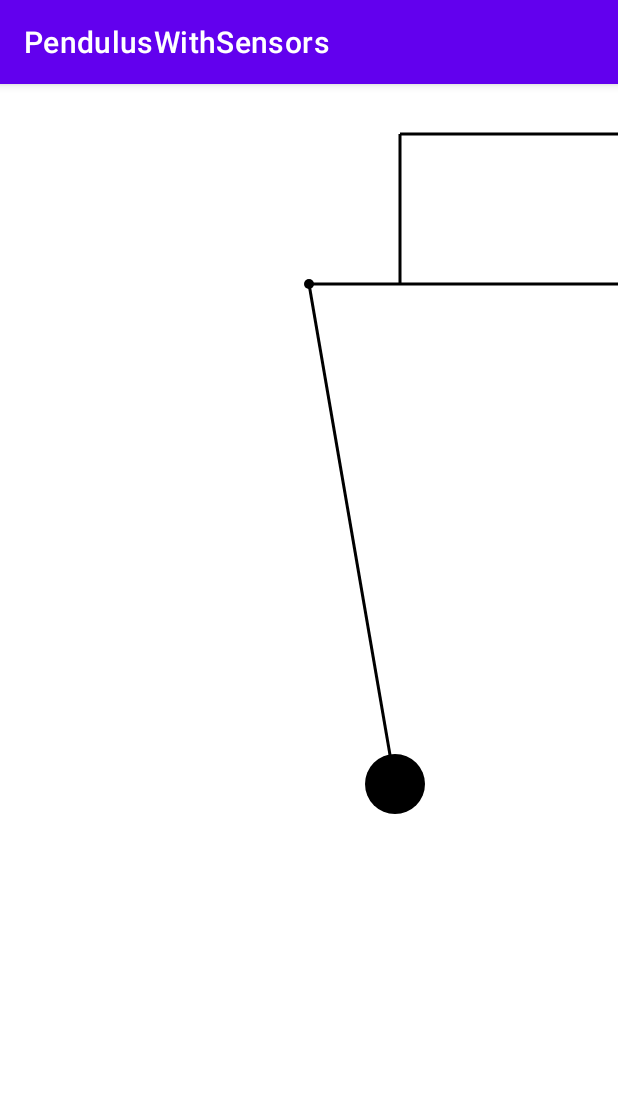
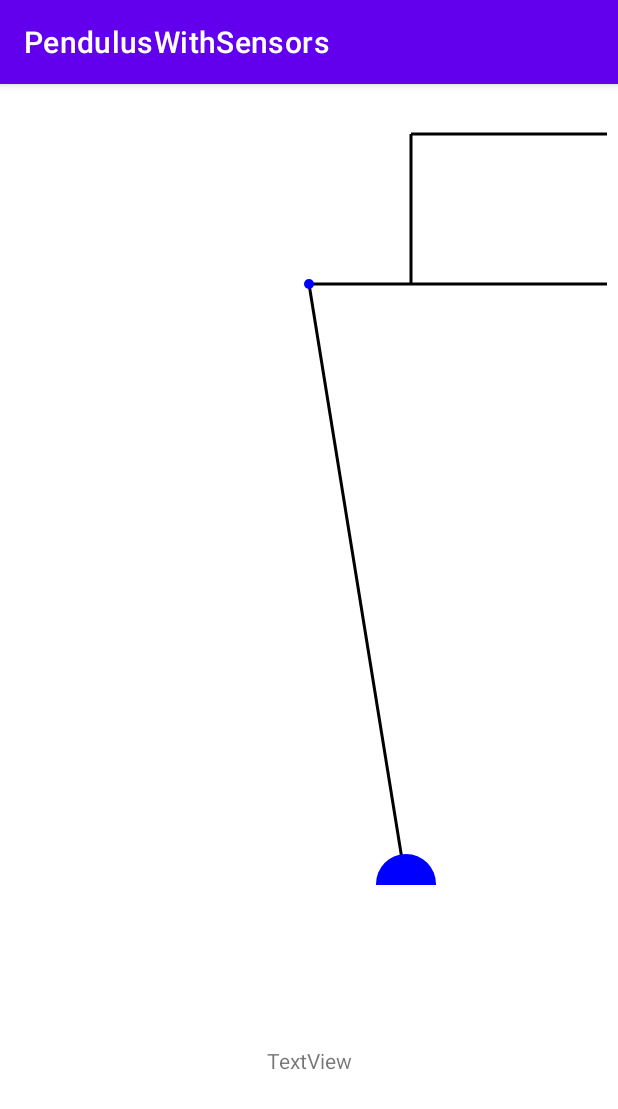
Before and after one commit to HalilIbrahimKeser/MobileProgramming2, an Android app: the screen it shows after launch (MainActivity), on a phone screen of 412 x 824 dp. Shown: the top 1109 px of the screen. Run offline under Robolectric (Android 15) with nearby library versions, the light colour scheme and no system bars.

Commit message:
pendulus

```diff
--- a/PendulusWithSensors/build.gradle
+++ b/PendulusWithSensors/build.gradle
@@ -5,6 +5,10 @@ plugins {
 android {
     compileSdkVersion 31
     buildToolsVersion "31.0.0"
+
+    buildFeatures {
+        viewBinding true
+    }
 
     defaultConfig {
         applicationId "com.example.penduluswithsensors"
--- a/PendulusWithSensors/src/main/java/com/example/penduluswithsensors/PendulumView.java
+++ b/PendulusWithSensors/src/main/java/com/example/penduluswithsensors/PendulumView.java
@@ -1,5 +1,6 @@
 package com.example.penduluswithsensors;
 
+import android.annotation.SuppressLint;
 import android.content.Context;
 import android.graphics.Canvas;
 import android.graphics.Color;
@@ -10,8 +11,9 @@ import android.util.Log;
 import android.view.View;
 
 import androidx.annotation.Nullable;
+import androidx.fragment.app.Fragment;
 
-public class PendulumView  extends View {
+public class PendulumView extends View {
 
     Paint paintCircle, paintThread;
     Path pathThread,pathHolder;
@@ -19,9 +21,13 @@ public class PendulumView  extends View {
     float threadPositionX = 0;
     int x_dir;
     int y_dir;
+    int addValue;
     double thread_x_dir;
-    int circle_x;
+    float circle_x;
+    float circle_y;
     double thread_x;
+    float boundryRight;
+    float boundryLeft;
 
     public PendulumView(Context context) {
         super(context);
@@ -37,82 +43,92 @@ public class PendulumView  extends View {
         init();
     }
 
+    @SuppressLint("DrawAllocation")
     @Override
     protected void onDraw(Canvas canvas) {
         super.onDraw(canvas);
 
         int xCenter = getWidth() / 2;           //540
+        int yHeight = getHeight();
 
-        int height = getHeight();
-        //canvas.he(height/2);
+        boundryRight = xCenter + 200;     //740
+        boundryLeft = xCenter - 200;      //340
 
+        Log.i("PENDULUM: Thread Width ", String.valueOf(getWidth()));
+        Log.i("PENDULUM: Boundry ", String.valueOf(boundryRight));
 
-        float boundryRight = xCenter + 200;     //740
-
-        float boundryLeft = xCenter - 200;      //340
-
-        Log.i("Thread: Width ", String.valueOf(getWidth()));
-
-        //Log.i("boundry ", String.valueOf(boundryRight));
-
-        paintCircle = new Paint();
-        paintThread = new Paint();
+        paintCircle = new Paint(Paint.ANTI_ALIAS_FLAG);
+        paintThread = new Paint(Paint.ANTI_ALIAS_FLAG);
 
         pathThread = new Path();
         pathHolder = new Path();
 
         float threadNewLine = xCenter + threadPositionX;
 
-
-        //build paint for the circle
+        //Build paint for the circle
         paintCircle.setStyle(Paint.Style.FILL);
-        paintCircle.setColor(Color.BLACK);
+        paintCircle.setColor(Color.BLUE);
         //paintCircle.setStrokeWidth(5);
 
 
-        //build paint for the thread
+        //Build paint for the thread
         paintThread.setColor(Color.BLACK);
         paintThread.setStyle(Paint.Style.STROKE);
         paintThread.setStrokeWidth(3);
 
-        pathHolder.moveTo(xCenter,200);
-        pathHolder.lineTo(400,200);
+        int bottom_x = 400;
+        int top_x = 700;
+        int bottom_y = 50;
+        int top_y = 200;
 
+        pathHolder.moveTo(xCenter,top_y);
+        pathHolder.lineTo(bottom_x,top_y);
 
-        pathHolder.moveTo(400,200);
-        pathHolder.lineTo(400,50);
+        pathHolder.moveTo(bottom_x,top_y);
+        pathHolder.lineTo(bottom_x,bottom_y);
+        pathHolder.moveTo(bottom_x,bottom_y);
+        pathHolder.lineTo(top_x,bottom_y);
+        pathHolder.moveTo(top_x,bottom_y);
+        pathHolder.lineTo(top_x,top_y);
+        pathHolder.moveTo(top_x,top_y);
+        pathHolder.lineTo(xCenter,top_y);
 
-        pathHolder.moveTo(400,50);
-        pathHolder.lineTo(700,50);
-
-        pathHolder.moveTo(700,50);
-        pathHolder.lineTo(700,200);
-
-        pathHolder.moveTo(700,200);
-        pathHolder.lineTo(xCenter,200);
-
-        //build path for the thread
-        pathThread.moveTo(xCenter, 200);            //540
-        pathThread.lineTo((float) thread_x, 700);   //360
+        //Build path for the thread
+        circle_y = 800;
+        pathThread.moveTo(xCenter, top_y);               //540
+        pathThread.lineTo((float) thread_x, circle_y);   //360
 
         canvas.drawPath(pathThread, paintThread);
         canvas.drawPath(pathHolder,paintThread);
-        canvas.drawCircle(circle_x, 700, 30, paintCircle);
-        canvas.drawCircle(xCenter, 200, 5, paintCircle);    //540
+        canvas.drawCircle(circle_x, circle_y, 30, paintCircle);
+        canvas.drawCircle(xCenter, top_y, 5, paintCircle);    //540
 
+        addValue = 5;
         if (circle_x >= boundryRight) {             //740
-            x_dir -= 5;
+            x_dir -= addValue;
+        }
+        if (circle_x <= boundryLeft) {              //340
+            x_dir += addValue;
         }
 
-        if (circle_x <= boundryLeft) {              //340
-            x_dir += 5;
-        }
-
+        Fragment sensorFragment = new MainFragment();
+        //sensorFragment.
         circle_x = circle_x + x_dir;
         thread_x = thread_x + x_dir;
-        Log.i("Thread: Thread Line", String.valueOf(threadNewLine));
+        Log.i("PENDULUM: Thread Line", String.valueOf(threadNewLine));
 
         invalidate();
+    }
+
+    public static void sendData(float[] values) {
+        for (int position = 0; position <= values.length; position++ ){
+            StringBuilder stringBuilder = new StringBuilder();
+            stringBuilder.append(values[position]);
+        }
+    }
+
+    public static void sendGyroscopeData(float[] values) {
+
     }
 
     public void init() {
@@ -121,6 +137,5 @@ public class PendulumView  extends View {
 
         circle_x = 360;
         thread_x = 360;
-
     }
 }
--- a/PendulusWithSensors/src/main/res/layout/activity_main.xml
+++ b/PendulusWithSensors/src/main/res/layout/activity_main.xml
@@ -7,10 +7,21 @@
     tools:context=".MainActivity">
 
     <com.example.penduluswithsensors.PendulumView
-        android:layout_width="wrap_content"
-        android:layout_height="wrap_content"
+        android:id="@+id/pendulumView"
+        android:layout_width="397dp"
+        android:layout_height="534dp"
         app:layout_constraintEnd_toEndOf="parent"
         app:layout_constraintStart_toStartOf="parent"
         app:layout_constraintTop_toTopOf="parent" />
 
+    <TextView
+        android:id="@+id/textView"
+        android:layout_width="wrap_content"
+        android:layout_height="wrap_content"
+        android:text="TextView"
+        app:layout_constraintBottom_toBottomOf="parent"
+        app:layout_constraintEnd_toEndOf="parent"
+        app:layout_constraintStart_toStartOf="parent"
+        app:layout_constraintTop_toBottomOf="@+id/pendulumView" />
+
 </androidx.constraintlayout.widget.ConstraintLayout>
--- a/PendulusWithSensors/src/main/res/values/strings.xml
+++ b/PendulusWithSensors/src/main/res/values/strings.xml
@@ -1,3 +1,4 @@
 <resources>
     <string name="app_name">PendulusWithSensors</string>
+    <string name="error_no_sensor">\"No sensor available\"</string>
 </resources>
```
Also changed, not shown: PendulusWithSensors/src/main/java/com/example/penduluswithsensors/MainFragment.java (added, +191 -0 lines), PendulusWithSensors/src/main/res/layout/main_fragment.xml (added, +64 -0 lines).
